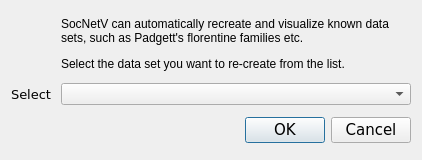
First picture: the form in src/forms/datasetselectdialog.ui, repository socnetv/app, before the edit.
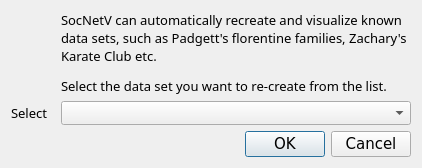
Second picture: the form after the edit. Icons and pictures are not drawn.

The edit to the form file:
```diff
--- a/src/forms/datasetselectdialog.ui
+++ b/src/forms/datasetselectdialog.ui
@@ -10,7 +10,7 @@
     <x>0</x>
     <y>0</y>
     <width>422</width>
-    <height>160</height>
+    <height>168</height>
    </rect>
   </property>
   <property name="minimumSize">
@@ -67,7 +67,7 @@
    <item row="0" column="1">
     <widget class="QLabel" name="description">
      <property name="sizePolicy">
-      <sizepolicy hsizetype="Expanding" vsizetype="Preferred">
+      <sizepolicy hsizetype="Expanding" vsizetype="Expanding">
        <horstretch>0</horstretch>
        <verstretch>0</verstretch>
       </sizepolicy>
@@ -81,16 +81,17 @@
      <property name="maximumSize">
       <size>
        <width>0</width>
-       <height>110</height>
+       <height>140</height>
       </size>
      </property>
      <property name="font">
       <font>
-       <pointsize>9</pointsize>
+       <family>Sans Serif</family>
+       <pointsize>10</pointsize>
       </font>
      </property>
      <property name="text">
-      <string>&lt;html&gt;&lt;head/&gt;&lt;body&gt;&lt;p&gt;SocNetV can automatically recreate and visualize known data sets, such as Padgett's florentine families etc. &lt;/p&gt;&lt;p&gt;Select the data set you want to re-create from the list.&lt;/p&gt;&lt;/body&gt;&lt;/html&gt;</string>
+      <string>&lt;html&gt;&lt;head/&gt;&lt;body&gt;&lt;p&gt;SocNetV can automatically recreate and visualize known data sets, such as Padgett's florentine families, Zachary's Karate Club etc.&lt;/p&gt;&lt;p&gt;Select the data set you want to re-create from the list.&lt;/p&gt;&lt;/body&gt;&lt;/html&gt;</string>
      </property>
      <property name="textFormat">
       <enum>Qt::RichText</enum>
@@ -104,7 +105,7 @@
     <widget class="QLabel" name="selectLabel">
      <property name="font">
       <font>
-       <family>DejaVu Sans</family>
+       <family>Sans Serif</family>
        <pointsize>10</pointsize>
       </font>
      </property>
@@ -126,6 +127,7 @@
      </property>
      <property name="font">
       <font>
+       <family>Sans Serif</family>
        <pointsize>9</pointsize>
       </font>
      </property>
```
